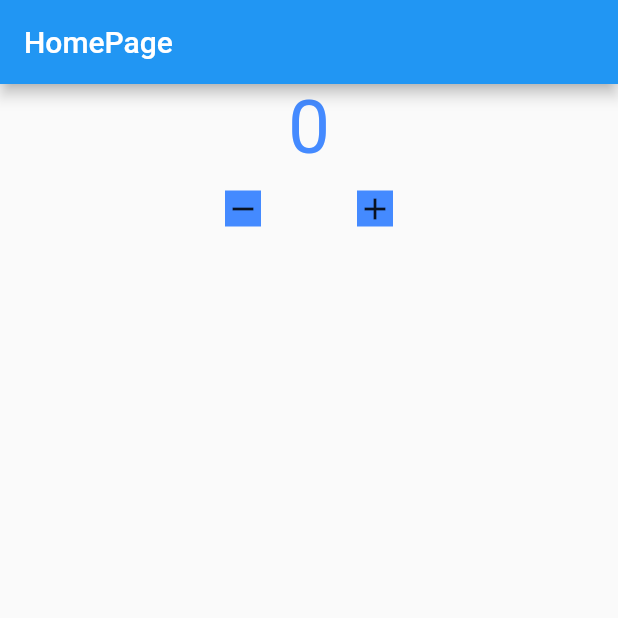
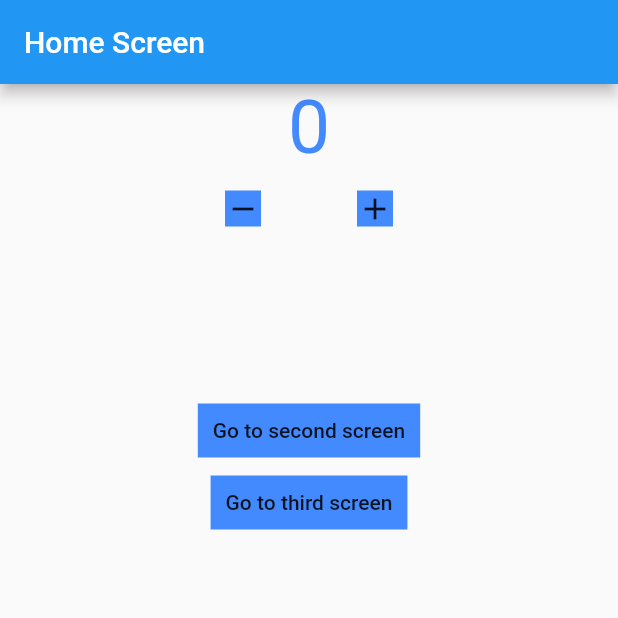
Before and after one commit to ravipoudel555/blocStateManagement, a Flutter app: the screen it shows after launch, on a phone screen of 412 x 824 dp, the top half of it. Run offline on Flutter 3.47's test engine with Material 2 defaults, Android fonts, the phone set to English and light mode, and no system bars; our stand-ins replace bloc, flutter_bloc.

Commit message:
feat: add generatRoute and navigation

```diff
--- a/lib/main.dart
+++ b/lib/main.dart
@@ -1,14 +1,23 @@
-import 'package:bloc_flutter/logic/cubit/counter_cubit.dart';
-import 'package:bloc_flutter/presentation/screens/home_screen.dart';
-
 import 'package:flutter/material.dart';
 import 'package:flutter_bloc/flutter_bloc.dart';
 
+import 'package:bloc_flutter/logic/cubit/counter_cubit.dart';
+import 'package:bloc_flutter/presentation/router/app_router.dart';
+
 void main() {
-  runApp(MyApp());
+  runApp(MyApp(
+    appRouter: AppRouter(),
+  ));
 }
 
 class MyApp extends StatelessWidget {
+  final AppRouter appRouter;
+
+  const MyApp({
+    Key? key,
+    required this.appRouter,
+  }) : super(key: key);
+
   @override
   Widget build(BuildContext context) {
     return BlocProvider(
@@ -18,7 +27,7 @@ class MyApp extends StatelessWidget {
         theme: ThemeData(
           primarySwatch: Colors.blue,
         ),
-        home: HomeScreen(title: 'HomePage'),
+        onGenerateRoute: appRouter.onGenerateRoute,
       ),
     );
   }
--- /dev/null
+++ b/lib/presentation/router/app_router.dart
@@ -0,0 +1,29 @@
+import 'package:bloc_flutter/presentation/screens/home_screen.dart';
+import 'package:bloc_flutter/presentation/screens/second_screen.dart';
+import 'package:bloc_flutter/presentation/screens/third_screen.dart';
+import 'package:flutter/material.dart';
+
+class AppRouter {
+  Route? onGenerateRoute(RouteSettings routeSettings) {
+    switch (routeSettings.name) {
+      case '/':
+        return MaterialPageRoute(
+            builder: (_) => HomeScreen(
+                  title: "Home Screen",
+                ));
+      case '/second':
+        return MaterialPageRoute(
+            builder: (_) => SecondScreen(
+                  title: "Second Screen",
+                ));
+      case '/third':
+        return MaterialPageRoute(
+            builder: (_) => ThirdScreen(
+                  title: "Third Screen",
+                ));
+
+      default:
+        return null;
+    }
+  }
+}
--- a/lib/presentation/screens/home_screen.dart
+++ b/lib/presentation/screens/home_screen.dart
@@ -8,7 +8,6 @@ const TextStyle kFontStyle = TextStyle(
 );
 
 class HomeScreen extends StatelessWidget {
-  final snackBar = SnackBar(content: Text('Yay! A SnackBar!'));
   final String title;
   HomeScreen({Key? key, required this.title}) : super(key: key);
 
@@ -71,6 +70,28 @@ class HomeScreen extends StatelessWidget {
                   ),
                 ],
               ),
+              //--------------------------------Navigation buttons below-----------------------------------------
+              SizedBox(height: 100),
+              MaterialButton(
+                child: Container(
+                  padding: EdgeInsets.all(10),
+                  color: Colors.blueAccent,
+                  child: Text('Go to second screen'),
+                ),
+                onPressed: () {
+                  Navigator.pushNamed(context, '/second');
+                },
+              ),
+              MaterialButton(
+                child: Container(
+                  padding: EdgeInsets.all(10),
+                  color: Colors.blueAccent,
+                  child: Text('Go to third screen'),
+                ),
+                onPressed: () {
+                  Navigator.pushNamed(context, '/third');
+                },
+              ),
             ],
           ),
         ),
```
Also changed, not shown: lib/presentation/screens/second_screen.dart (+39 -13 lines), lib/presentation/screens/third_screen.dart (+36 -7 lines).
